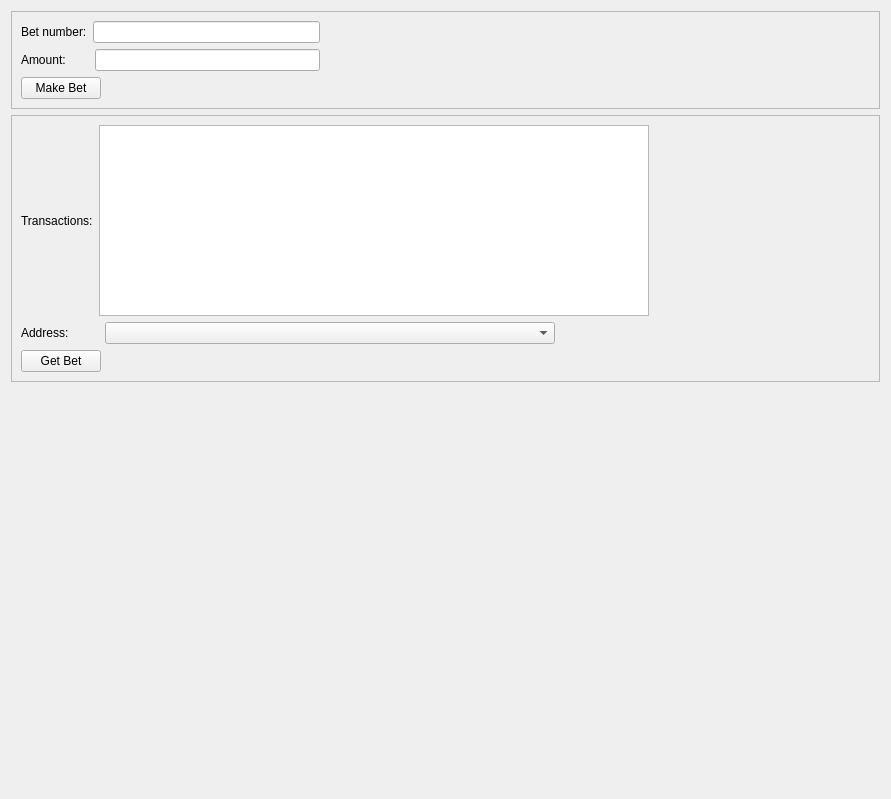
Above: src/qt/forms/lotterypage.ui from opodgorska/bst before the change. Below: the same form after it.
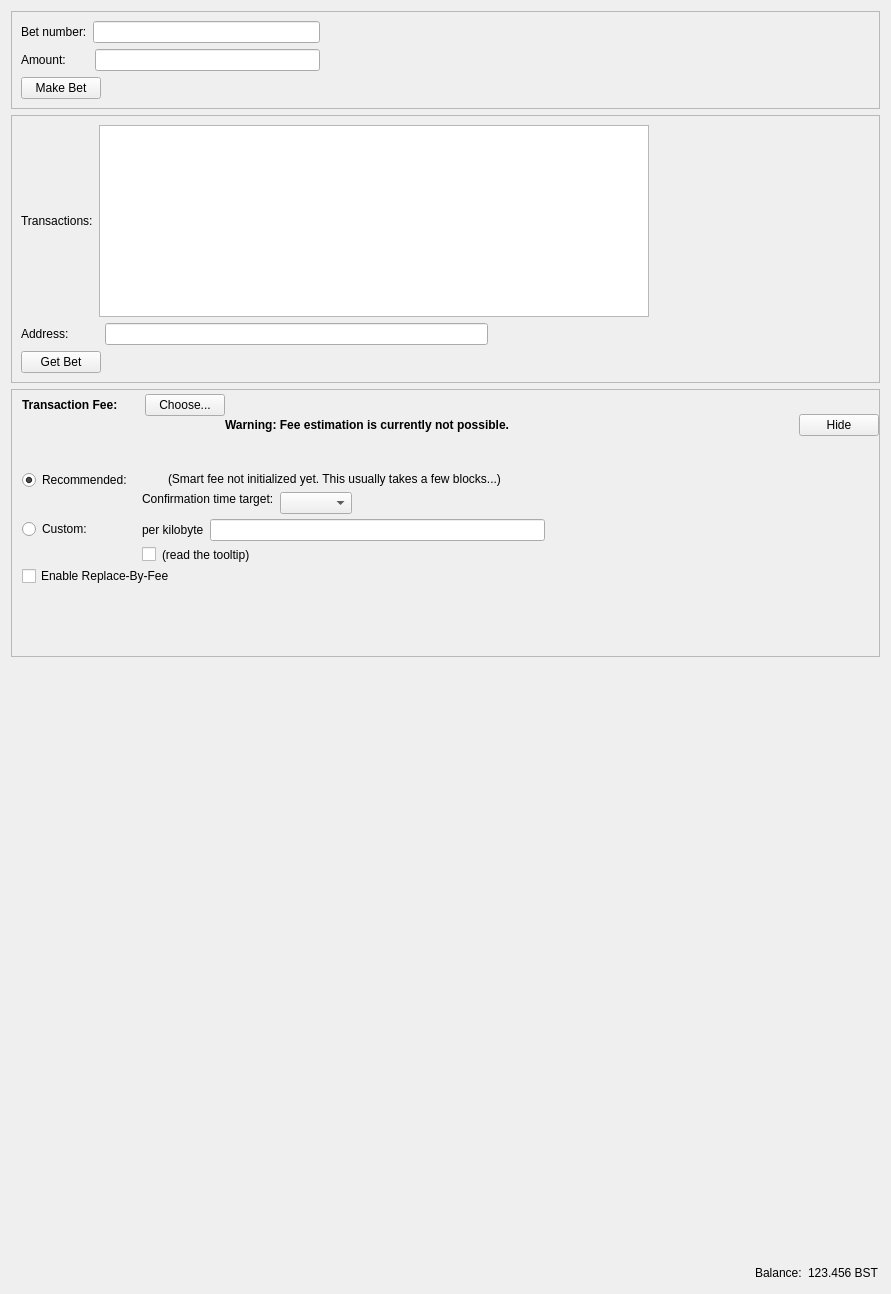
That is the form after the change. Custom widgets are drawn as their Qt base class.

Commit message: fee management and bet transaction dumping/loading added

```diff
--- a/src/qt/forms/lotterypage.ui
+++ b/src/qt/forms/lotterypage.ui
@@ -7,12 +7,14 @@
     <x>0</x>
     <y>0</y>
     <width>891</width>
-    <height>799</height>
+    <height>1294</height>
    </rect>
   </property>
   <property name="windowTitle">
    <string>Form</string>
   </property>
+  <layout class="QVBoxLayout" name="verticalLayout_7">
+   <item>
   <layout class="QVBoxLayout" name="verticalLayout_6">
    <item>
     <widget class="QFrame" name="frame">
@@ -108,8 +110,12 @@
      </layout>
     </widget>
    </item>
+    </layout>
+   </item>
    <item>
-    <widget class="QFrame" name="frame_2">
+    <layout class="QVBoxLayout" name="verticalLayout">
+     <item>
+      <widget class="QFrame" name="frameGetBet">
      <property name="frameShape">
       <enum>QFrame::StyledPanel</enum>
      </property>
@@ -133,7 +139,7 @@
             <property name="minimumSize">
              <size>
               <width>550</width>
-              <height>0</height>
+                <height>100</height>
              </size>
             </property>
            </widget>
@@ -163,14 +169,7 @@
            </widget>
           </item>
           <item>
-           <widget class="QComboBox" name="addressComboBox">
-            <property name="minimumSize">
-             <size>
-              <width>450</width>
-              <height>0</height>
-             </size>
-            </property>
-           </widget>
+             <widget class="QLineEdit" name="addressLineEdit"/>
           </item>
           <item>
            <spacer name="horizontalSpacer_4">
@@ -216,6 +215,512 @@
      </layout>
     </widget>
    </item>
+    </layout>
+   </item>
+   <item>
+    <widget class="QFrame" name="frameFee">
+     <property name="sizePolicy">
+      <sizepolicy hsizetype="Expanding" vsizetype="Expanding">
+       <horstretch>0</horstretch>
+       <verstretch>0</verstretch>
+      </sizepolicy>
+     </property>
+     <property name="maximumSize">
+      <size>
+       <width>16777215</width>
+       <height>16777215</height>
+      </size>
+     </property>
+     <property name="frameShape">
+      <enum>QFrame::StyledPanel</enum>
+     </property>
+     <property name="frameShadow">
+      <enum>QFrame::Sunken</enum>
+     </property>
+     <layout class="QVBoxLayout" name="verticalLayoutFee1">
+      <property name="spacing">
+       <number>0</number>
+      </property>
+      <property name="leftMargin">
+       <number>0</number>
+      </property>
+      <property name="topMargin">
+       <number>0</number>
+      </property>
+      <property name="rightMargin">
+       <number>0</number>
+      </property>
+      <property name="bottomMargin">
+       <number>0</number>
+      </property>
+      <item>
+       <layout class="QVBoxLayout" name="verticalLayoutFee2" stretch="0,0,0">
+        <property name="spacing">
+         <number>0</number>
+        </property>
+        <property name="leftMargin">
+         <number>10</number>
+        </property>
+        <property name="topMargin">
+         <number>0</number>
+        </property>
+        <item>
+         <layout class="QHBoxLayout" name="horizontalLayoutFee1">
+          <property name="bottomMargin">
+           <number>0</number>
+          </property>
+          <item>
+           <layout class="QVBoxLayout" name="verticalLayoutFee7">
+            <property name="spacing">
+             <number>0</number>
+            </property>
+            <item>
+             <spacer name="verticalSpacerSmartFee">
+              <property name="orientation">
+               <enum>Qt::Vertical</enum>
+              </property>
+              <property name="sizeType">
+               <enum>QSizePolicy::Fixed</enum>
+              </property>
+              <property name="sizeHint" stdset="0">
+               <size>
+                <width>1</width>
+                <height>4</height>
+               </size>
+              </property>
+             </spacer>
+            </item>
+            <item>
+             <layout class="QHBoxLayout" name="horizontalLayoutSmartFee">
+              <property name="spacing">
+               <number>10</number>
+              </property>
+              <item>
+               <widget class="QLabel" name="labelFeeHeadline">
+                <property name="sizePolicy">
+                 <sizepolicy hsizetype="Preferred" vsizetype="Maximum">
+                  <horstretch>0</horstretch>
+                  <verstretch>0</verstretch>
+                 </sizepolicy>
+                </property>
+                <property name="font">
+                 <font>
+                  <weight>75</weight>
+                  <bold>true</bold>
+                 </font>
+                </property>
+                <property name="styleSheet">
+                 <string notr="true">font-weight:bold;</string>
+                </property>
+                <property name="text">
+                 <string>Transaction Fee:</string>
+                </property>
+               </widget>
+              </item>
+              <item>
+               <widget class="QLabel" name="labelFeeMinimized">
+                <property name="text">
+                 <string/>
+                </property>
+               </widget>
+              </item>
+              <item>
+               <widget class="QPushButton" name="buttonChooseFee">
+                <property name="text">
+                 <string>Choose...</string>
+                </property>
+               </widget>
+              </item>
+             </layout>
+            </item>
+            <item>
+             <spacer name="verticalSpacer_7">
+              <property name="orientation">
+               <enum>Qt::Vertical</enum>
+              </property>
+              <property name="sizeHint" stdset="0">
+               <size>
+                <width>1</width>
+                <height>1</height>
+               </size>
+              </property>
+             </spacer>
+            </item>
+           </layout>
+          </item>
+          <item>
+           <widget class="QLabel" name="fallbackFeeWarningLabel">
+            <property name="font">
+             <font>
+              <weight>75</weight>
+              <bold>true</bold>
+             </font>
+            </property>
+            <property name="toolTip">
+             <string>Using the fallbackfee can result in sending a transaction that will take several hours or days (or never) to confirm. Consider choosing your fee manually or wait until you have validated the complete chain.</string>
+            </property>
+            <property name="text">
+             <string>Warning: Fee estimation is currently not possible.</string>
+            </property>
+            <property name="wordWrap">
+             <bool>false</bool>
+            </property>
+           </widget>
+          </item>
+          <item>
+           <spacer name="horizontalSpacer_7">
+            <property name="orientation">
+             <enum>Qt::Horizontal</enum>
+            </property>
+            <property name="sizeType">
+             <enum>QSizePolicy::MinimumExpanding</enum>
+            </property>
+            <property name="sizeHint" stdset="0">
+             <size>
+              <width>40</width>
+              <height>20</height>
+             </size>
+            </property>
+           </spacer>
+          </item>
+          <item>
+           <widget class="QPushButton" name="buttonMinimizeFee">
+            <property name="toolTip">
+             <string>collapse fee-settings</string>
+            </property>
+            <property name="text">
+             <string>Hide</string>
+            </property>
+           </widget>
+          </item>
+         </layout>
+        </item>
+        <item>
+         <widget class="QFrame" name="frameFeeSelection">
+          <layout class="QVBoxLayout" name="verticalLayoutFee12_2">
+           <property name="spacing">
+            <number>0</number>
+           </property>
+           <property name="leftMargin">
+            <number>0</number>
+           </property>
+           <property name="topMargin">
+            <number>0</number>
+           </property>
+           <property name="rightMargin">
+            <number>0</number>
+           </property>
+           <property name="bottomMargin">
+            <number>0</number>
+           </property>
+           <item>
+            <layout class="QGridLayout" name="gridLayoutFee_2">
+             <property name="topMargin">
+              <number>10</number>
+             </property>
+             <property name="bottomMargin">
+              <number>4</number>
+             </property>
+             <property name="horizontalSpacing">
+              <number>10</number>
+             </property>
+             <property name="verticalSpacing">
+              <number>4</number>
+             </property>
+             <item row="1" column="1">
+              <layout class="QVBoxLayout" name="verticalLayoutFee8">
+               <property name="spacing">
+                <number>6</number>
+               </property>
+               <item>
+                <layout class="QHBoxLayout" name="horizontalLayoutFee13">
+                 <item>
+                  <widget class="QLabel" name="labelCustomPerKilobyte">
+                   <property name="toolTip">
+                    <string>Specify a custom fee per kB (1,000 bytes) of the transaction's virtual size.
+
+Note:  Since the fee is calculated on a per-byte basis, a fee of &quot;100 satoshis per kB&quot; for a transaction size of 500 bytes (half of 1 kB) would ultimately yield a fee of only 50 satoshis.</string>
+                   </property>
+                   <property name="text">
+                    <string>per kilobyte</string>
+                   </property>
+                  </widget>
+                 </item>
+                 <item>
+                  <widget class="BitcoinAmountField" name="customFee"/>
+                 </item>
+                 <item>
+                  <spacer name="horizontalSpacer_8">
+                   <property name="orientation">
+                    <enum>Qt::Horizontal</enum>
+                   </property>
+                   <property name="sizeHint" stdset="0">
+                    <size>
+                     <width>1</width>
+                     <height>1</height>
+                    </size>
+                   </property>
+                  </spacer>
+                 </item>
+                </layout>
+               </item>
+               <item>
+                <layout class="QHBoxLayout" name="horizontalLayoutFee8">
+                 <item>
+                  <widget class="QCheckBox" name="checkBoxMinimumFee">
+                   <property name="toolTip">
+                    <string>Paying only the minimum fee is just fine as long as there is less transaction volume than space in the blocks. But be aware that this can end up in a never confirming transaction once there is more demand for bitcoin transactions than the network can process.</string>
+                   </property>
+                   <property name="text">
+                    <string/>
+                   </property>
+                  </widget>
+                 </item>
+                 <item>
+                  <widget class="QLabel" name="labelMinFeeWarning">
+                   <property name="enabled">
+                    <bool>true</bool>
+                   </property>
+                   <property name="toolTip">
+                    <string>Paying only the minimum fee is just fine as long as there is less transaction volume than space in the blocks. But be aware that this can end up in a never confirming transaction once there is more demand for bitcoin transactions than the network can process.</string>
+                   </property>
+                   <property name="text">
+                    <string>(read the tooltip)</string>
+                   </property>
+                   <property name="margin">
+                    <number>5</number>
+                   </property>
+                  </widget>
+                 </item>
+                 <item>
+                  <spacer name="horizontalSpacer_9">
+                   <property name="orientation">
+                    <enum>Qt::Horizontal</enum>
+                   </property>
+                   <property name="sizeHint" stdset="0">
+                    <size>
+                     <width>1</width>
+                     <height>1</height>
+                    </size>
+                   </property>
+                  </spacer>
+                 </item>
+                </layout>
+               </item>
+              </layout>
+             </item>
+             <item row="0" column="0">
+              <layout class="QVBoxLayout" name="verticalLayoutFee4" stretch="0,1">
+               <item>
+                <widget class="QRadioButton" name="radioSmartFee">
+                 <property name="text">
+                  <string>Recommended:</string>
+                 </property>
+                 <property name="checked">
+                  <bool>true</bool>
+                 </property>
+                </widget>
+               </item>
+               <item>
+                <spacer name="verticalSpacer_8">
+                 <property name="orientation">
+                  <enum>Qt::Vertical</enum>
+                 </property>
+                 <property name="sizeHint" stdset="0">
+                  <size>
+                   <width>1</width>
+                   <height>1</height>
+                  </size>
+                 </property>
+                </spacer>
+               </item>
+              </layout>
+             </item>
+             <item row="1" column="0">
+              <layout class="QVBoxLayout" name="verticalLayoutFee9" stretch="0,1">
+               <item>
+                <widget class="QRadioButton" name="radioCustomFee">
+                 <property name="text">
+                  <string>Custom:</string>
+                 </property>
+                </widget>
+               </item>
+               <item>
+                <spacer name="verticalSpacer_9">
+                 <property name="orientation">
+                  <enum>Qt::Vertical</enum>
+                 </property>
+                 <property name="sizeHint" stdset="0">
+                  <size>
+                   <width>1</width>
+                   <height>1</height>
+                  </size>
+                 </property>
+                </spacer>
+               </item>
+              </layout>
+             </item>
+             <item row="0" column="1">
+              <layout class="QVBoxLayout" name="verticalLayoutFee3" stretch="0,0,1">
+               <property name="spacing">
+                <number>6</number>
+               </property>
+               <property name="topMargin">
+                <number>2</number>
+               </property>
+               <item>
+                <layout class="QHBoxLayout" name="horizontalLayoutFee12">
+                 <item>
+                  <widget class="QLabel" name="labelSmartFee">
+                   <property name="text">
+                    <string/>
+                   </property>
+                   <property name="margin">
+                    <number>2</number>
+                   </property>
+                  </widget>
+                 </item>
+                 <item>
+                  <widget class="QLabel" name="labelFeeEstimation">
+                   <property name="text">
+                    <string/>
+                   </property>
+                  </widget>
+                 </item>
+                 <item>
+                  <widget class="QLabel" name="labelSmartFee2">
+                   <property name="text">
+                    <string>(Smart fee not initialized yet. This usually takes a few blocks...)</string>
+                   </property>
+                   <property name="margin">
+                    <number>2</number>
+                   </property>
+                  </widget>
+                 </item>
+                 <item>
+                  <spacer name="horizontalSpacer_10">
+                   <property name="orientation">
+                    <enum>Qt::Horizontal</enum>
+                   </property>
+                   <property name="sizeHint" stdset="0">
+                    <size>
+                     <width>1</width>
+                     <height>1</height>
+                    </size>
+                   </property>
+                  </spacer>
+                 </item>
+                </layout>
+               </item>
+               <item>
+                <layout class="QHBoxLayout" name="horizontalLayoutFee9">
+                 <item>
+                  <layout class="QVBoxLayout" name="verticalLayoutFee6">
+                   <item>
+                    <widget class="QLabel" name="labelSmartFee3">
+                     <property name="text">
+                      <string>Confirmation time target:</string>
+                     </property>
+                     <property name="margin">
+                      <number>2</number>
+                     </property>
+                    </widget>
+                   </item>
+                   <item>
+                    <spacer name="verticalSpacer_10">
+                     <property name="orientation">
+                      <enum>Qt::Vertical</enum>
+                     </property>
+                     <property name="sizeHint" stdset="0">
+                      <size>
+                       <width>1</width>
+                       <height>1</height>
+                      </size>
+                     </property>
+                    </spacer>
+                   </item>
+                  </layout>
+                 </item>
+                 <item>
+                  <layout class="QVBoxLayout" name="verticalLayoutFee5">
+                   <property name="rightMargin">
+                    <number>30</number>
+                   </property>
+                   <item>
+                    <layout class="QHBoxLayout" name="horizontalLayoutConfTarget">
+                     <property name="bottomMargin">
+                      <number>0</number>
+                     </property>
+                     <item>
+                      <widget class="QComboBox" name="confTargetSelector"/>
+                     </item>
+                     <item>
+                      <spacer name="horizontalSpacerConfTarget">
+                       <property name="orientation">
+                        <enum>Qt::Horizontal</enum>
+                       </property>
+                       <property name="sizeHint" stdset="0">
+                        <size>
+                         <width>40</width>
+                         <height>20</height>
+                        </size>
+                       </property>
+                      </spacer>
+                     </item>
+                    </layout>
+                   </item>
+                  </layout>
+                 </item>
+                </layout>
+               </item>
+               <item>
+                <spacer name="verticalSpacer_11">
+                 <property name="orientation">
+                  <enum>Qt::Vertical</enum>
+                 </property>
+                 <property name="sizeHint" stdset="0">
+                  <size>
+                   <width>1</width>
+                   <height>1</height>
+                  </size>
+                 </property>
+                </spacer>
+               </item>
+              </layout>
+             </item>
+            </layout>
+           </item>
+           <item>
+            <widget class="QCheckBox" name="optInRBF">
+             <property name="toolTip">
+              <string>With Replace-By-Fee (BIP-125) you can increase a transaction's fee after it is sent. Without this, a higher fee may be recommended to compensate for increased transaction delay risk.</string>
+             </property>
+             <property name="text">
+              <string>Enable Replace-By-Fee</string>
+             </property>
+            </widget>
+           </item>
+          </layout>
+         </widget>
+        </item>
+        <item>
+         <spacer name="verticalSpacerFee">
+          <property name="orientation">
+           <enum>Qt::Vertical</enum>
+          </property>
+          <property name="sizeHint" stdset="0">
+           <size>
+            <width>811</width>
+            <height>10</height>
+           </size>
+          </property>
+         </spacer>
+        </item>
+       </layout>
+      </item>
+     </layout>
+    </widget>
+   </item>
    <item>
     <spacer name="verticalSpacer">
      <property name="orientation">
@@ -224,13 +729,72 @@
      <property name="sizeHint" stdset="0">
       <size>
        <width>20</width>
-       <height>407</height>
+       <height>600</height>
       </size>
      </property>
     </spacer>
    </item>
-  </layout>
+   <item>
+    <layout class="QHBoxLayout" name="horizontalLayout_7">
+     <item>
+      <spacer name="horizontalSpacer_11">
+       <property name="orientation">
+        <enum>Qt::Horizontal</enum>
+       </property>
+       <property name="sizeHint" stdset="0">
+        <size>
+         <width>40</width>
+         <height>20</height>
+        </size>
+       </property>
+      </spacer>
+     </item>
+     <item>
+      <widget class="QLabel" name="label">
+       <property name="sizePolicy">
+        <sizepolicy hsizetype="Preferred" vsizetype="Fixed">
+         <horstretch>0</horstretch>
+         <verstretch>0</verstretch>
+        </sizepolicy>
+       </property>
+       <property name="text">
+        <string>Balance:</string>
+       </property>
+      </widget>
+     </item>
+     <item>
+      <widget class="QLabel" name="labelBalance">
+       <property name="sizePolicy">
+        <sizepolicy hsizetype="Preferred" vsizetype="Fixed">
+         <horstretch>0</horstretch>
+         <verstretch>0</verstretch>
+        </sizepolicy>
+       </property>
+       <property name="cursor">
+        <cursorShape>IBeamCursor</cursorShape>
+       </property>
+       <property name="text">
+        <string notr="true">123.456 BST</string>
+       </property>
+       <property name="textInteractionFlags">
+        <set>Qt::LinksAccessibleByMouse|Qt::TextSelectableByKeyboard|Qt::TextSelectableByMouse</set>
+       </property>
+      </widget>
+     </item>
+    </layout>
+   </item>
+  </layout>
  </widget>
- <resources/>
+ <customwidgets>
+  <customwidget>
+   <class>BitcoinAmountField</class>
+   <extends>QLineEdit</extends>
+   <header>qt/bitcoinamountfield.h</header>
+   <container>1</container>
+  </customwidget>
+ </customwidgets>
+ <resources>
+  <include location="../bitcoin.qrc"/>
+ </resources>
  <connections/>
 </ui>
```
Left out of the diff: 2 changed lines with no effect on the pictures. Lines whose indentation alone changed are shown as unchanged. The commit also changes 2 other files.
